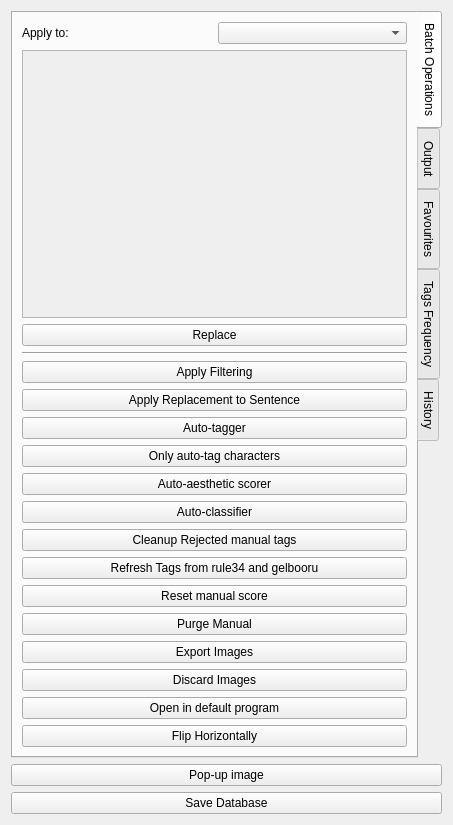
First picture: the form in interfaces/databaseToolsBase.ui, repository HaW-Tagger/HWtagger, before the edit.
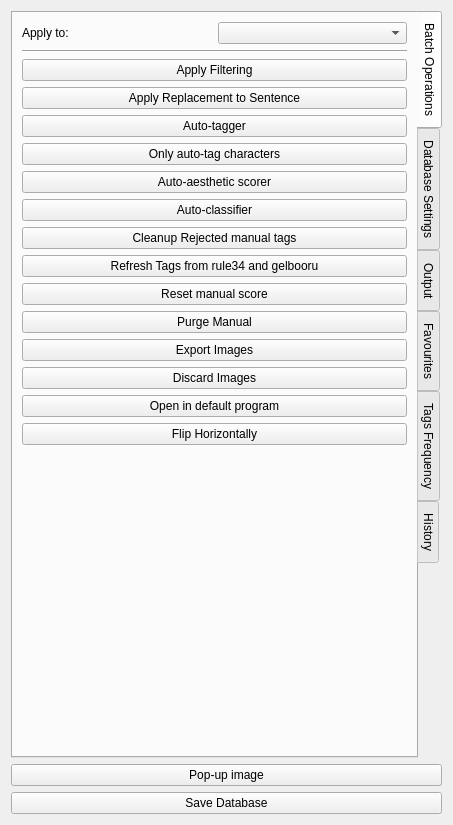
Second picture: the form after the edit. Custom widgets are drawn as their Qt base class.

Commit message: Working and partially implemented per database settings

```diff
--- a/interfaces/databaseToolsBase.ui
+++ b/interfaces/databaseToolsBase.ui
@@ -71,39 +71,17 @@
        <string>Batch Operations</string>
       </attribute>
       <layout class="QGridLayout" name="gridLayout_2">
-       <item row="19" column="0" colspan="2">
-        <widget class="QPushButton" name="pushButton_purge_manual">
+       <item row="9" column="0" colspan="2">
+        <widget class="QPushButton" name="pushButton_cleanup_rejected_manual_tags">
          <property name="toolTip">
           <string>remove all manually edited tags and reviewed conflicts</string>
          </property>
          <property name="text">
-          <string>Purge Manual</string>
+          <string>Cleanup Rejected manual tags</string>
          </property>
         </widget>
        </item>
-       <item row="7" column="0" colspan="2">
-        <widget class="QPushButton" name="pushButton_auto_tag">
-         <property name="sizePolicy">
-          <sizepolicy hsizetype="Minimum" vsizetype="Fixed">
-           <horstretch>0</horstretch>
-           <verstretch>0</verstretch>
-          </sizepolicy>
-         </property>
-         <property name="minimumSize">
-          <size>
-           <width>50</width>
-           <height>0</height>
-          </size>
-         </property>
-         <property name="toolTip">
-          <string>use an auto tagger for tagging the image using your preferred tagging method</string>
-         </property>
-         <property name="text">
-          <string>Auto-tagger</string>
-         </property>
-        </widget>
-       </item>
-       <item row="23" column="0" colspan="2">
+       <item row="21" column="0" colspan="2">
         <widget class="QPushButton" name="pushButton_discard_image">
          <property name="toolTip">
           <string>discard the selected images by moving it to the discarded folder</string>
@@ -113,7 +91,78 @@
          </property>
         </widget>
        </item>
+       <item row="8" column="0" colspan="2">
+        <widget class="QPushButton" name="pushButton_auto_classify">
+         <property name="toolTip">
+          <string>Use the classifer model and some images will have additional tags for sources if the confidence is high</string>
+         </property>
+         <property name="text">
+          <string>Auto-classifier</string>
+         </property>
+        </widget>
+       </item>
+       <item row="23" column="0" colspan="2">
+        <widget class="QPushButton" name="pushButton_flip_horizontally">
+         <property name="text">
+          <string>Flip Horizontally</string>
+         </property>
+        </widget>
+       </item>
+       <item row="0" column="0">
+        <widget class="QLabel" name="label">
+         <property name="text">
+          <string>Apply to:</string>
+         </property>
+        </widget>
+       </item>
+       <item row="22" column="0" colspan="2">
+        <widget class="QPushButton" name="pushButton_open_in_default_program">
+         <property name="toolTip">
+          <string>&lt;html&gt;&lt;head/&gt;&lt;body&gt;&lt;p&gt;open the images in the default program or the specified program in the settings&lt;/p&gt;&lt;/body&gt;&lt;/html&gt;</string>
+         </property>
+         <property name="text">
+          <string>Open in default program</string>
+         </property>
+        </widget>
+       </item>
+       <item row="12" column="0" colspan="2">
+        <widget class="QPushButton" name="pushButton_refresh_tags_from_gelbooru_and_rule34">
+         <property name="text">
+          <string>Refresh Tags from rule34 and gelbooru</string>
+         </property>
+        </widget>
+       </item>
+       <item row="20" column="0" colspan="2">
+        <widget class="QPushButton" name="pushButton_export_images">
+         <property name="toolTip">
+          <string>&lt;html&gt;&lt;head/&gt;&lt;body&gt;&lt;p&gt;This will export the selection (check the apply to section above) to a new directory.&lt;br/&gt;&lt;br/&gt;A pop up will show up and ask for a directory and a group name&lt;/p&gt;&lt;p&gt;&lt;br/&gt;&lt;/p&gt;&lt;p&gt;If a database doesn't exist in the output location, then a new database is created with the same tags.&lt;/p&gt;&lt;p&gt;&lt;br/&gt;&lt;/p&gt;&lt;p&gt;If a database exists, then the images are exported, and the tags are automatically added to the previously exisiting database under the entered group name.&lt;/p&gt;&lt;/body&gt;&lt;/html&gt;</string>
+         </property>
+         <property name="text">
+          <string>Export Images</string>
+         </property>
+        </widget>
+       </item>
+       <item row="6" column="0" colspan="2">
+        <widget class="QPushButton" name="pushButton_only_tag_characters">
+         <property name="toolTip">
+          <string>Use the Swinv2-3 tagger and only extract identified characters</string>
+         </property>
+         <property name="text">
+          <string>Only auto-tag characters</string>
+         </property>
+        </widget>
+       </item>
        <item row="17" column="0" colspan="2">
+        <widget class="QPushButton" name="pushButton_purge_manual">
+         <property name="toolTip">
+          <string>remove all manually edited tags and reviewed conflicts</string>
+         </property>
+         <property name="text">
+          <string>Purge Manual</string>
+         </property>
+        </widget>
+       </item>
+       <item row="15" column="0" colspan="2">
         <widget class="QPushButton" name="pushButton_reset_manual_score">
          <property name="toolTip">
           <string>reset all scores that were changed, and if the threshold are changed, will change the scores, without needing to restart the scorer</string>
@@ -123,7 +172,7 @@
          </property>
         </widget>
        </item>
-       <item row="6" column="0" colspan="2">
+       <item row="4" column="0" colspan="2">
         <widget class="QPushButton" name="pushButton_apply_replacement_to_sentence">
          <property name="toolTip">
           <string>Currently doesn't do anything, will be implemented later</string>
@@ -133,31 +182,102 @@
          </property>
         </widget>
        </item>
-       <item row="8" column="0" colspan="2">
-        <widget class="QPushButton" name="pushButton_only_tag_characters">
+       <item row="5" column="0" colspan="2">
+        <widget class="QPushButton" name="pushButton_auto_tag">
+         <property name="sizePolicy">
+          <sizepolicy hsizetype="Minimum" vsizetype="Fixed">
+           <horstretch>0</horstretch>
+           <verstretch>0</verstretch>
+          </sizepolicy>
+         </property>
+         <property name="minimumSize">
+          <size>
+           <width>50</width>
+           <height>0</height>
+          </size>
+         </property>
          <property name="toolTip">
           <string>Use the Swinv2-3 tagger and only extract identified characters</string>
          </property>
          <property name="text">
-          <string>Only auto-tag characters</string>
+          <string>Auto-tagger</string>
          </property>
         </widget>
        </item>
-       <item row="22" column="0" colspan="2">
-        <widget class="QPushButton" name="pushButton_export_images">
+       <item row="7" column="0" colspan="2">
+        <widget class="QPushButton" name="pushButton_auto_score">
          <property name="toolTip">
           <string>&lt;html&gt;&lt;head/&gt;&lt;body&gt;&lt;p&gt;This will export the selection (check the apply to section above) to a new directory.&lt;br/&gt;&lt;br/&gt;A pop up will show up and ask for a directory and a group name&lt;/p&gt;&lt;p&gt;&lt;br/&gt;&lt;/p&gt;&lt;p&gt;If a database doesn't exist in the output location, then a new database is created with the same tags.&lt;/p&gt;&lt;p&gt;&lt;br/&gt;&lt;/p&gt;&lt;p&gt;If a database exists, then the images are exported, and the tags are automatically added to the previously exisiting database under the entered group name.&lt;/p&gt;&lt;/body&gt;&lt;/html&gt;</string>
          </property>
          <property name="text">
-          <string>Export Images</string>
+          <string>Auto-aesthetic scorer</string>
+         </property>
+        </widget>
+       </item>
+       <item row="0" column="1">
+        <widget class="QComboBox" name="comboBox_selection">
+         <property name="toolTip">
+          <string>Apply to most of the buttons below</string>
+         </property>
+        </widget>
+       </item>
+       <item row="3" column="0" colspan="2">
+        <widget class="QPushButton" name="pushButton_apply_filtering">
+         <property name="sizePolicy">
+          <sizepolicy hsizetype="Minimum" vsizetype="Fixed">
+           <horstretch>0</horstretch>
+           <verstretch>0</verstretch>
+          </sizepolicy>
+         </property>
+         <property name="minimumSize">
+          <size>
+           <width>50</width>
+           <height>0</height>
+          </size>
+         </property>
+         <property name="toolTip">
+          <string>filter the selction</string>
+         </property>
+         <property name="text">
+          <string>Apply Filtering</string>
          </property>
         </widget>
        </item>
        <item row="1" column="0" colspan="2">
+        <widget class="Line" name="line">
+         <property name="orientation">
+          <enum>Qt::Horizontal</enum>
+         </property>
+        </widget>
+       </item>
+       <item row="24" column="0" colspan="2">
+        <spacer name="verticalSpacer_3">
+         <property name="orientation">
+          <enum>Qt::Vertical</enum>
+         </property>
+         <property name="sizeHint" stdset="0">
+          <size>
+           <width>20</width>
+           <height>40</height>
+          </size>
+         </property>
+        </spacer>
+       </item>
+      </layout>
+     </widget>
+     <widget class="QWidget" name="tab_4">
+      <attribute name="title">
+       <string>Database Settings</string>
+      </attribute>
+      <layout class="QVBoxLayout" name="verticalLayout_4">
+       <item>
         <widget class="QScrollArea" name="scrollArea">
          <property name="toolTip">
           <string>Add a new line to set up a tag replacement rule (not saved by the database)</string>
          </property>
+         <property name="sizeAdjustPolicy">
+          <enum>QAbstractScrollArea::AdjustIgnored</enum>
+         </property>
          <property name="widgetResizable">
           <bool>true</bool>
          </property>
@@ -166,120 +286,13 @@
            <rect>
             <x>0</x>
             <y>0</y>
-            <width>406</width>
-            <height>406</height>
+            <width>388</width>
+            <height>721</height>
            </rect>
           </property>
          </widget>
         </widget>
        </item>
-       <item row="3" column="0" colspan="2">
-        <widget class="Line" name="line">
-         <property name="orientation">
-          <enum>Qt::Horizontal</enum>
-         </property>
-        </widget>
-       </item>
-       <item row="24" column="0" colspan="2">
-        <widget class="QPushButton" name="pushButton_open_in_default_program">
-         <property name="toolTip">
-          <string>&lt;html&gt;&lt;head/&gt;&lt;body&gt;&lt;p&gt;open the images in the default program or the specified program in the settings&lt;/p&gt;&lt;/body&gt;&lt;/html&gt;</string>
-         </property>
-         <property name="text">
-          <string>Open in default program</string>
-         </property>
-        </widget>
-       </item>
-       <item row="0" column="1">
-        <widget class="QComboBox" name="comboBox_selection">
-         <property name="toolTip">
-          <string>Apply to most of the buttons below</string>
-         </property>
-        </widget>
-       </item>
-       <item row="5" column="0" colspan="2">
-        <widget class="QPushButton" name="pushButton_apply_filtering">
-         <property name="sizePolicy">
-          <sizepolicy hsizetype="Minimum" vsizetype="Fixed">
-           <horstretch>0</horstretch>
-           <verstretch>0</verstretch>
-          </sizepolicy>
-         </property>
-         <property name="minimumSize">
-          <size>
-           <width>50</width>
-           <height>0</height>
-          </size>
-         </property>
-         <property name="toolTip">
-          <string>filter the selction</string>
-         </property>
-         <property name="text">
-          <string>Apply Filtering</string>
-         </property>
-        </widget>
-       </item>
-       <item row="0" column="0">
-        <widget class="QLabel" name="label">
-         <property name="text">
-          <string>Apply to:</string>
-         </property>
-        </widget>
-       </item>
-       <item row="14" column="0" colspan="2">
-        <widget class="QPushButton" name="pushButton_refresh_tags_from_gelbooru_and_rule34">
-         <property name="text">
-          <string>Refresh Tags from rule34 and gelbooru</string>
-         </property>
-        </widget>
-       </item>
-       <item row="9" column="0" colspan="2">
-        <widget class="QPushButton" name="pushButton_auto_score">
-         <property name="toolTip">
-          <string>use an auto scorer for scoring the image using your preferred scoring method</string>
-         </property>
-         <property name="text">
-          <string>Auto-aesthetic scorer</string>
-         </property>
-        </widget>
-       </item>
-       <item row="10" column="0" colspan="2">
-        <widget class="QPushButton" name="pushButton_auto_classify">
-         <property name="toolTip">
-          <string>Use the classifer model and some images will have additional tags for sources if the confidence is high</string>
-         </property>
-         <property name="text">
-          <string>Auto-classifier</string>
-         </property>
-        </widget>
-       </item>
-       <item row="2" column="0" colspan="2">
-        <widget class="QPushButton" name="pushButton_replace">
-         <property name="toolTip">
-          <string>&lt;html&gt;&lt;head/&gt;&lt;body&gt;&lt;p&gt;Using the selection combo box at the top, each lines are an independent replacement:&lt;/p&gt;&lt;p&gt;- only right tags: add tags to the selection&lt;/p&gt;&lt;p&gt;- only left tags: remove tags from the selection&lt;/p&gt;&lt;p&gt;- both tags: in images with all tags on the left, remove them and add the right tags&lt;/p&gt;&lt;/body&gt;&lt;/html&gt;</string>
-         </property>
-         <property name="text">
-          <string>Replace</string>
-         </property>
-        </widget>
-       </item>
-       <item row="11" column="0" colspan="2">
-        <widget class="QPushButton" name="pushButton_cleanup_rejected_manual_tags">
-         <property name="toolTip">
-          <string>&lt;html&gt;&lt;head/&gt;&lt;body&gt;&lt;p&gt;Can always be used without causing issues, should be used when you want to remove rejected manual tags that are useless.&lt;/p&gt;&lt;/body&gt;&lt;/html&gt;</string>
-         </property>
-         <property name="text">
-          <string>Cleanup Rejected manual tags</string>
-         </property>
-        </widget>
-       </item>
-       <item row="25" column="0" colspan="2">
-        <widget class="QPushButton" name="pushButton_flip_horizontally">
-         <property name="text">
-          <string>Flip Horizontally</string>
-         </property>
-        </widget>
-       </item>
       </layout>
      </widget>
      <widget class="QWidget" name="tabWidgetPage2">
```
Left out of the diff: 10 changed lines with no effect on the pictures. The commit also changes 7 other files.
